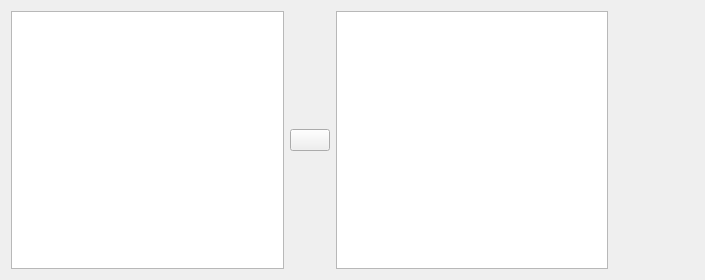
The window that JASP-Desktop/analysisforms/ttestpairedsamplesform.ui (jasp-stats/jasp-desktop) describes before a commit, drawn with Qt 5.
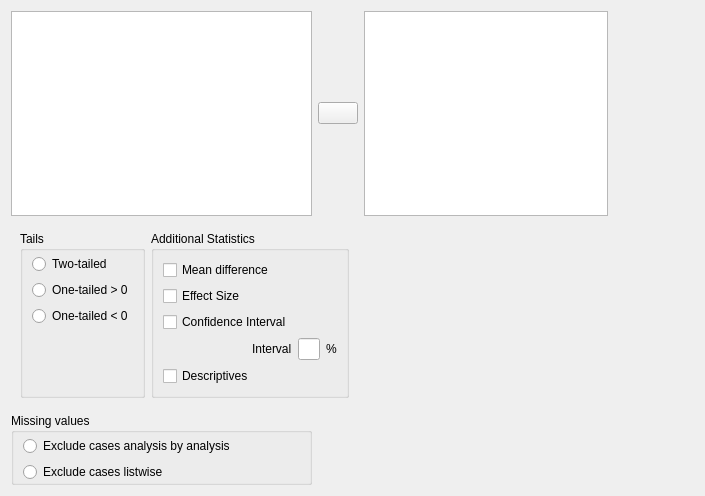
The same window after the commit. Custom widgets are drawn as their Qt base class.

What changed in the file:
```diff
--- a/JASP-Desktop/analysisforms/ttestpairedsamplesform.ui
+++ b/JASP-Desktop/analysisforms/ttestpairedsamplesform.ui
@@ -7,13 +7,13 @@
     <x>0</x>
     <y>0</y>
     <width>705</width>
-    <height>280</height>
+    <height>496</height>
    </rect>
   </property>
   <property name="windowTitle">
    <string>Form</string>
   </property>
-  <layout class="QGridLayout" name="gridLayout">
+  <layout class="QGridLayout" name="gridLayout_9">
    <item row="0" column="0">
     <widget class="AvailableFieldsListView" name="availableFields"/>
    </item>
@@ -27,7 +27,7 @@
    <item row="0" column="2">
     <widget class="BoundPairsTable" name="pairs"/>
    </item>
-   <item row="0" column="3">
+   <item row="0" column="3" rowspan="2">
     <widget class="QWidget" name="widget" native="true">
      <property name="minimumSize">
       <size>
@@ -37,6 +37,208 @@
      </property>
     </widget>
    </item>
+   <item row="1" column="0" rowspan="2" colspan="2">
+    <widget class="QWidget" name="widget_3" native="true">
+     <layout class="QGridLayout" name="gridLayout_3">
+      <item row="0" column="0">
+       <widget class="QGroupBox" name="groupBox_8">
+        <property name="title">
+         <string>Tails</string>
+        </property>
+        <property name="flat">
+         <bool>true</bool>
+        </property>
+        <layout class="QGridLayout" name="gridLayout">
+         <property name="leftMargin">
+          <number>0</number>
+         </property>
+         <property name="topMargin">
+          <number>3</number>
+         </property>
+         <property name="rightMargin">
+          <number>0</number>
+         </property>
+         <property name="bottomMargin">
+          <number>0</number>
+         </property>
+         <item row="0" column="0">
+          <widget class="BoundGroupBox" name="tails" native="true">
+           <layout class="QGridLayout" name="gridLayout_5">
+            <property name="topMargin">
+             <number>0</number>
+            </property>
+            <property name="bottomMargin">
+             <number>0</number>
+            </property>
+            <item row="2" column="0">
+             <widget class="QRadioButton" name="oneTailedLessThan">
+              <property name="text">
+               <string>One-tailed &lt; 0</string>
+              </property>
+             </widget>
+            </item>
+            <item row="1" column="0">
+             <widget class="QRadioButton" name="oneTailedGreaterThan">
+              <property name="text">
+               <string>One-tailed &gt; 0</string>
+              </property>
+             </widget>
+            </item>
+            <item row="0" column="0">
+             <widget class="QRadioButton" name="twoTailed">
+              <property name="text">
+               <string>Two-tailed</string>
+              </property>
+             </widget>
+            </item>
+           </layout>
+          </widget>
+         </item>
+         <item row="1" column="0">
+          <widget class="QWidget" name="widget_5" native="true"/>
+         </item>
+        </layout>
+       </widget>
+      </item>
+      <item row="0" column="1">
+       <widget class="QGroupBox" name="groupBox_7">
+        <property name="title">
+         <string>Additional Statistics</string>
+        </property>
+        <property name="flat">
+         <bool>true</bool>
+        </property>
+        <layout class="QGridLayout" name="gridLayout_2">
+         <item row="3" column="0">
+          <widget class="QWidget" name="widget_4" native="true"/>
+         </item>
+         <item row="0" column="0" colspan="3">
+          <widget class="BoundCheckBox" name="meanDifference">
+           <property name="text">
+            <string>Mean difference</string>
+           </property>
+          </widget>
+         </item>
+         <item row="2" column="0" colspan="3">
+          <widget class="BoundCheckBox" name="confidenceInterval">
+           <property name="text">
+            <string>Confidence Interval</string>
+           </property>
+          </widget>
+         </item>
+         <item row="3" column="1">
+          <widget class="QLabel" name="label">
+           <property name="text">
+            <string>Interval</string>
+           </property>
+          </widget>
+         </item>
+         <item row="3" column="2">
+          <widget class="BoundTextBox" name="confidenceIntervalInterval">
+           <property name="sizePolicy">
+            <sizepolicy hsizetype="Preferred" vsizetype="Fixed">
+             <horstretch>0</horstretch>
+             <verstretch>0</verstretch>
+            </sizepolicy>
+           </property>
+           <property name="maximumSize">
+            <size>
+             <width>50</width>
+             <height>16777215</height>
+            </size>
+           </property>
+          </widget>
+         </item>
+         <item row="3" column="3">
+          <widget class="QLabel" name="label_2">
+           <property name="text">
+            <string>%</string>
+           </property>
+          </widget>
+         </item>
+         <item row="4" column="0" colspan="2">
+          <widget class="BoundCheckBox" name="descriptives">
+           <property name="text">
+            <string>Descriptives</string>
+           </property>
+          </widget>
+         </item>
+         <item row="1" column="0">
+          <widget class="BoundCheckBox" name="effectSize">
+           <property name="text">
+            <string>Effect Size</string>
+           </property>
+          </widget>
+         </item>
+        </layout>
+       </widget>
+      </item>
+     </layout>
+    </widget>
+   </item>
+   <item row="2" column="2">
+    <spacer name="horizontalSpacer">
+     <property name="orientation">
+      <enum>Qt::Horizontal</enum>
+     </property>
+     <property name="sizeHint" stdset="0">
+      <size>
+       <width>272</width>
+       <height>20</height>
+      </size>
+     </property>
+    </spacer>
+   </item>
+   <item row="3" column="0">
+    <widget class="QGroupBox" name="groupBox_9">
+     <property name="title">
+      <string>Missing values</string>
+     </property>
+     <property name="flat">
+      <bool>true</bool>
+     </property>
+     <layout class="QGridLayout" name="gridLayout_4">
+      <property name="leftMargin">
+       <number>0</number>
+      </property>
+      <property name="topMargin">
+       <number>3</number>
+      </property>
+      <property name="rightMargin">
+       <number>0</number>
+      </property>
+      <property name="bottomMargin">
+       <number>0</number>
+      </property>
+      <item row="0" column="0">
+       <widget class="BoundGroupBox" name="missingValues" native="true">
+        <layout class="QGridLayout" name="gridLayout_6">
+         <property name="topMargin">
+          <number>0</number>
+         </property>
+         <property name="bottomMargin">
+          <number>0</number>
+         </property>
+         <item row="0" column="0">
+          <widget class="QRadioButton" name="excludeAnalysisByAnalysis">
+           <property name="text">
+            <string>Exclude cases analysis by analysis</string>
+           </property>
+          </widget>
+         </item>
+         <item row="1" column="0">
+          <widget class="QRadioButton" name="excludeListwise">
+           <property name="text">
+            <string>Exclude cases listwise</string>
+           </property>
+          </widget>
+         </item>
+        </layout>
+       </widget>
+      </item>
+     </layout>
+    </widget>
+   </item>
   </layout>
  </widget>
  <customwidgets>
@@ -55,6 +257,22 @@
    <extends>QPushButton</extends>
    <header>widgets/assignbutton.h</header>
   </customwidget>
+  <customwidget>
+   <class>BoundCheckBox</class>
+   <extends>QCheckBox</extends>
+   <header>widgets/boundcheckbox.h</header>
+  </customwidget>
+  <customwidget>
+   <class>BoundTextBox</class>
+   <extends>QLineEdit</extends>
+   <header>widgets/boundtextbox.h</header>
+  </customwidget>
+  <customwidget>
+   <class>BoundGroupBox</class>
+   <extends>QWidget</extends>
+   <header>widgets/boundgroupbox.h</header>
+   <container>1</container>
+  </customwidget>
  </customwidgets>
  <resources/>
  <connections/>
```
